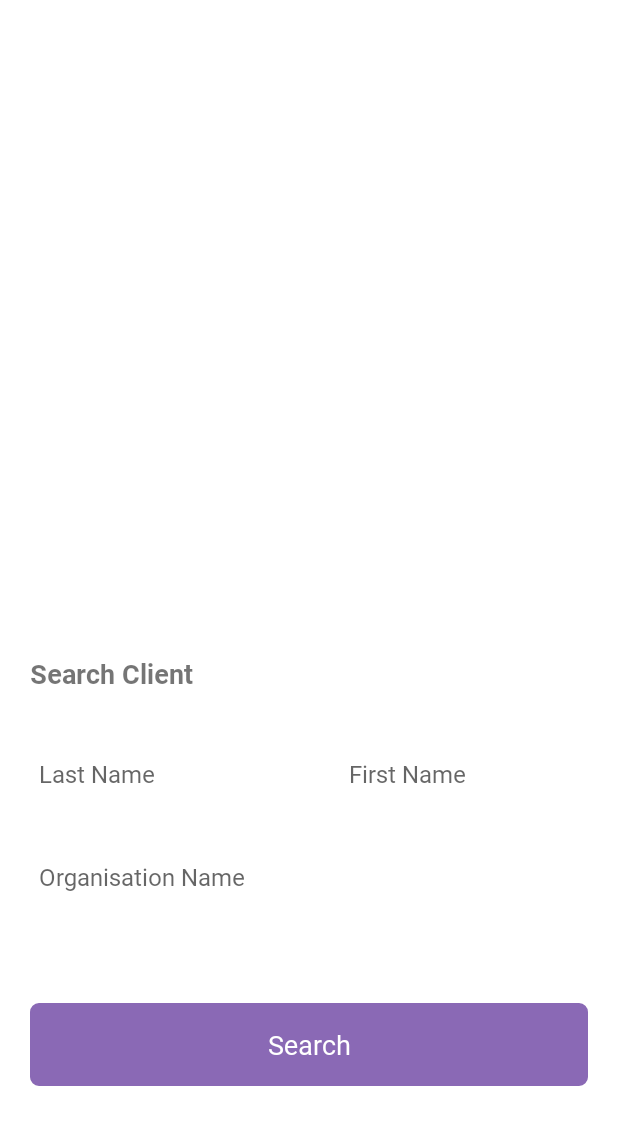
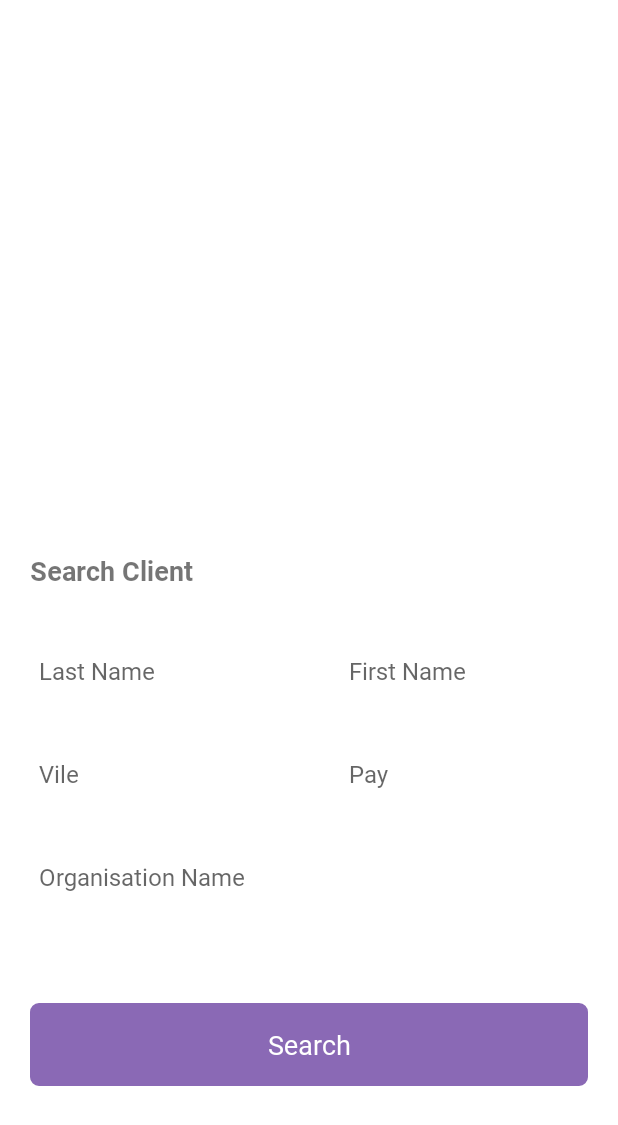
Before and after one commit to SoftClick-for-project-managment/SoftClick_mobile, an Android app: the fragment ClientSearchFragment shown on its own in the app's theme, after a tap on "Search", on a phone screen of 412 x 824 dp. Shown: the top 1125 px of the screen. Run offline under Robolectric (Android 15) with nearby library versions, the phone set to English and light mode, and no system bars; network calls fail; 1 statement that could not run was skipped.

Commit message:
client search done

```diff
--- a/app/src/main/java/com/job/softclick_mobile/ui/clients/ClientDetailsFragment.java
+++ b/app/src/main/java/com/job/softclick_mobile/ui/clients/ClientDetailsFragment.java
@@ -151,7 +151,7 @@ public class ClientDetailsFragment extends Fragment  {
                 @Override
                 public void onClick(View v) {
                     Fragment clientListFragment = new ClientListFragment();
-                    FooterFragment footerFragment = new FooterFragment();
+                    FooterFragment footerFragment = new FooterFragment(ClientListFragment.class);
                     getActivity().getSupportFragmentManager().beginTransaction().replace(R.id.fContentFooter, footerFragment).commit();
                     getActivity().getSupportFragmentManager().beginTransaction().replace(R.id.flContent, clientListFragment).commit();
                 }
--- a/app/src/main/java/com/job/softclick_mobile/ui/layout/ClientSearchFragment.java
+++ b/app/src/main/java/com/job/softclick_mobile/ui/layout/ClientSearchFragment.java
@@ -36,7 +36,7 @@ public class ClientSearchFragment extends Fragment {
     private static final String ARG_PARAM2 = "param2";
 
     private FragmentClientSearchBinding binding;
-    private EditText nomClient , prenomClient , Organisation;
+    private EditText nomClient , prenomClient , Organisation , ville,pay;
     private ActivitySharedViewModel activitySharedViewModel;
     private TextView searchbtn;
 
@@ -91,6 +91,9 @@ public class ClientSearchFragment extends Fragment {
         prenomClient = binding.prenomClientInput;
         Organisation = binding.nameOrganisationInput;
         searchbtn = binding.searchbtn;
+        ville = binding.villeClientInput;
+        pay = binding.payClientInput;
+
 
         searchbtn.setOnClickListener(new View.OnClickListener() {
             @Override
@@ -98,11 +101,15 @@ public class ClientSearchFragment extends Fragment {
                 String nom = nomClient.getText().toString();
                 String prenom = prenomClient.getText().toString();
                 String organisation_name = Organisation.getText().toString();
+                String ville_name = ville.getText().toString();
+                String pay_name = pay.getText().toString();
 
                 Client client = new Client();
                 client.setNom(nom);
                 client.setPrenom(prenom);
                 client.setNomEntreprise(organisation_name);
+                client.setVille(ville_name);
+                client.setPays(pay_name);
                 activitySharedViewModel.setSearchClient(client);
             }
         });
--- a/app/src/main/java/com/job/softclick_mobile/ui/projectFragments/DetailProjectFragment.java
+++ b/app/src/main/java/com/job/softclick_mobile/ui/projectFragments/DetailProjectFragment.java
@@ -119,7 +119,7 @@ public class DetailProjectFragment extends Fragment {
             public void onClick(View v) {
                 if (getParentFragmentManager().getBackStackEntryCount() > 0) {
                     try {
-                        getParentFragmentManager().beginTransaction().replace(R.id.fContentFooter, (Fragment) FooterFragment.class.newInstance()).commit();
+                        getParentFragmentManager().beginTransaction().replace(R.id.fContentFooter, new FooterFragment(ListProjectsFragment.class)).commit();
                         getParentFragmentManager().popBackStackImmediate();
                     } catch (Exception e) {
                         e.printStackTrace();
--- a/app/src/main/res/layout/fragment_client_search.xml
+++ b/app/src/main/res/layout/fragment_client_search.xml
@@ -65,6 +65,33 @@
                     android:inputType="textPersonName"
                     android:textAppearance="@style/TextAppearance.AppCompat.Large"
                     android:textSize="16sp" />
+
+                <EditText
+                    android:id="@+id/ville_client_input"
+                    style="@style/Widget.Material3.AutoCompleteTextView.OutlinedBox.Dense"
+                    android:layout_width="wrap_content"
+                    android:layout_height="wrap_content"
+                    android:layout_margin="10dp"
+                    android:background="@color/white"
+                    android:ems="10"
+                    android:fontFamily="@font/roboto_regular"
+                    android:hint="@string/client_ville_hint"
+                    android:inputType="textPersonName"
+                    android:textAppearance="@style/TextAppearance.AppCompat.Large"
+                    android:textSize="16sp" />
+                <EditText
+                    android:id="@+id/pay_client_input"
+                    style="@style/Widget.Material3.AutoCompleteTextView.OutlinedBox.Dense"
+                    android:layout_width="wrap_content"
+                    android:layout_height="wrap_content"
+                    android:layout_margin="10dp"
+                    android:background="@color/white"
+                    android:ems="10"
+                    android:fontFamily="@font/roboto_regular"
+                    android:hint="@string/pay_name_hint"
+                    android:inputType="textPersonName"
+                    android:textAppearance="@style/TextAppearance.AppCompat.Large"
+                    android:textSize="16sp" />
             </GridLayout>
 
             <EditText
--- a/app/src/main/res/values/strings.xml
+++ b/app/src/main/res/values/strings.xml
@@ -58,4 +58,6 @@
     <string name="client_name_hint">Last Name </string>
     <string name="first_name_hint">First Name</string>
     <string name="Organisation_name_hint">Organisation Name</string>
+    <string name="client_ville_hint">Vile</string>
+    <string name="pay_name_hint">Pay</string>
 </resources>
```
